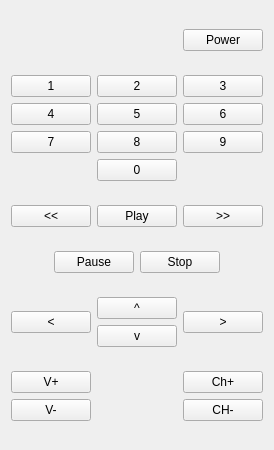
Qt form qtsim/Remote.ui (bradhowes/pyslimp3) before a commit.
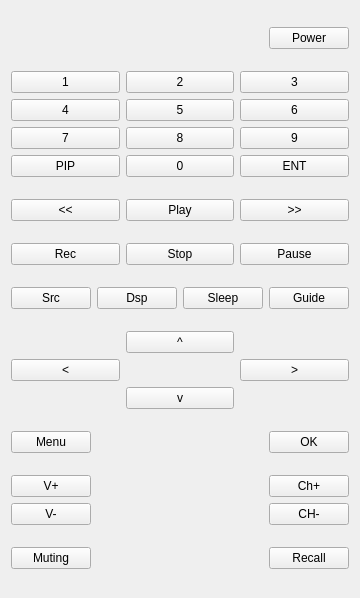
The same form after that commit.

Commit message: Improvements in key processing, found via testing with qtsim. Refinements to rating display - fixed handling of zero rating behavior in iTunes. Made graphical progress indicator for volume and playback. Refactored PlaybackDisplay to support multiple views: graphical progress, numeric, and remaining. Added more buttons to qtsim. Appears to work just like the real deal now.

What changed in the file:
```diff
--- a/qtsim/Remote.ui
+++ b/qtsim/Remote.ui
@@ -6,14 +6,14 @@
    <rect>
     <x>0</x>
     <y>0</y>
-    <width>219</width>
-    <height>450</height>
+    <width>311</width>
+    <height>598</height>
    </rect>
   </property>
   <property name="windowTitle">
    <string>Remote Control</string>
   </property>
-  <layout class="QVBoxLayout" name="verticalLayout_2">
+  <layout class="QVBoxLayout" name="verticalLayout">
    <item>
     <layout class="QHBoxLayout" name="horizontalLayout_5">
      <item>
@@ -23,7 +23,7 @@
        </property>
        <property name="sizeHint" stdset="0">
         <size>
-         <width>40</width>
+         <width>0</width>
          <height>20</height>
         </size>
        </property>
@@ -176,6 +176,29 @@
        </property>
        <property name="text">
         <string>0</string>
+       </property>
+       <property name="autoRepeat">
+        <bool>true</bool>
+       </property>
+      </widget>
+     </item>
+     <item row="3" column="0">
+      <widget class="QPushButton" name="pip">
+       <property name="text">
+        <string>PIP</string>
+       </property>
+       <property name="autoRepeat">
+        <bool>true</bool>
+       </property>
+      </widget>
+     </item>
+     <item row="3" column="2">
+      <widget class="QPushButton" name="enter">
+       <property name="text">
+        <string>ENT</string>
+       </property>
+       <property name="autoRepeat">
+        <bool>true</bool>
        </property>
       </widget>
      </item>
@@ -183,6 +206,9 @@
    </item>
    <item>
     <layout class="QHBoxLayout" name="horizontalLayout_3">
+     <property name="spacing">
+      <number>-1</number>
+     </property>
      <item>
       <widget class="QPushButton" name="rewind">
        <property name="autoRepeat">
@@ -220,69 +246,116 @@
        <property name="text">
         <string>&gt;&gt;</string>
        </property>
-      </widget>
-     </item>
-    </layout>
-   </item>
-   <item>
-    <layout class="QHBoxLayout" name="horizontalLayout_4">
-     <item>
-      <spacer name="horizontalSpacer_2">
-       <property name="orientation">
-        <enum>Qt::Horizontal</enum>
-       </property>
-       <property name="sizeHint" stdset="0">
-        <size>
-         <width>40</width>
-         <height>20</height>
-        </size>
-       </property>
-      </spacer>
-     </item>
-     <item>
-      <widget class="QPushButton" name="pause">
        <property name="autoRepeat">
         <bool>true</bool>
        </property>
-       <property name="toolTip">
-        <string>Pause</string>
-       </property>
-       <property name="text">
-        <string>Pause</string>
-       </property>
       </widget>
      </item>
-     <item>
-      <widget class="QPushButton" name="stop">
-       <property name="autoRepeat">
-        <bool>true</bool>
-       </property>
-       <property name="toolTip">
-        <string>Stop</string>
-       </property>
-       <property name="text">
-        <string>Stop</string>
-       </property>
-      </widget>
-     </item>
-     <item>
-      <spacer name="horizontalSpacer_3">
-       <property name="orientation">
-        <enum>Qt::Horizontal</enum>
-       </property>
-       <property name="sizeHint" stdset="0">
-        <size>
-         <width>40</width>
-         <height>20</height>
-        </size>
-       </property>
-      </spacer>
-     </item>
     </layout>
    </item>
    <item>
     <layout class="QHBoxLayout" name="horizontalLayout">
+     <property name="spacing">
+      <number>-1</number>
+     </property>
      <item>
+      <widget class="QPushButton" name="rec">
+       <property name="text">
+        <string>Rec</string>
+       </property>
+      </widget>
+     </item>
+     <item>
+      <widget class="QPushButton" name="stop">
+       <property name="toolTip">
+        <string>Stop</string>
+       </property>
+       <property name="text">
+        <string>Stop</string>
+       </property>
+       <property name="autoRepeat">
+        <bool>true</bool>
+       </property>
+      </widget>
+     </item>
+     <item>
+      <widget class="QPushButton" name="pause">
+       <property name="toolTip">
+        <string>Pause</string>
+       </property>
+       <property name="text">
+        <string>Pause</string>
+       </property>
+       <property name="autoRepeat">
+        <bool>true</bool>
+       </property>
+      </widget>
+     </item>
+    </layout>
+   </item>
+   <item>
+    <layout class="QHBoxLayout" name="horizontalLayout_6">
+     <property name="spacing">
+      <number>-1</number>
+     </property>
+     <item>
+      <widget class="QPushButton" name="src">
+       <property name="text">
+        <string>Src</string>
+       </property>
+       <property name="autoRepeat">
+        <bool>true</bool>
+       </property>
+      </widget>
+     </item>
+     <item>
+      <widget class="QPushButton" name="disp">
+       <property name="text">
+        <string>Dsp</string>
+       </property>
+       <property name="autoRepeat">
+        <bool>true</bool>
+       </property>
+      </widget>
+     </item>
+     <item>
+      <widget class="QPushButton" name="sleep">
+       <property name="text">
+        <string>Sleep</string>
+       </property>
+       <property name="autoRepeat">
+        <bool>true</bool>
+       </property>
+      </widget>
+     </item>
+     <item>
+      <widget class="QPushButton" name="guide">
+       <property name="text">
+        <string>Guide</string>
+       </property>
+       <property name="autoRepeat">
+        <bool>true</bool>
+       </property>
+      </widget>
+     </item>
+    </layout>
+   </item>
+   <item>
+    <layout class="QGridLayout" name="gridLayout_3">
+     <item row="0" column="1">
+      <widget class="QPushButton" name="up">
+       <property name="toolTip">
+        <string>Up</string>
+       </property>
+       <property name="text">
+        <string>^</string>
+       </property>
+       <property name="autoRepeat">
+        <bool>true</bool>
+       </property>
+      </widget>
+     </item>
+     <item row="1" column="0">
       <widget class="QPushButton" name="left">
        <property name="autoRepeat">
         <bool>true</bool>
@@ -295,37 +368,7 @@
        </property>
       </widget>
      </item>
-     <item>
-      <layout class="QVBoxLayout" name="verticalLayout">
-       <item>
-        <widget class="QPushButton" name="up">
-       <property name="autoRepeat">
-        <bool>true</bool>
-       </property>
-         <property name="toolTip">
-          <string>Up</string>
-         </property>
-         <property name="text">
-          <string>^</string>
-         </property>
-        </widget>
-       </item>
-       <item>
-        <widget class="QPushButton" name="down">
-       <property name="autoRepeat">
-        <bool>true</bool>
-       </property>
-         <property name="toolTip">
-          <string>Down</string>
-         </property>
-         <property name="text">
-          <string>v</string>
-         </property>
-        </widget>
-       </item>
-      </layout>
-     </item>
-     <item>
+     <item row="1" column="2">
       <widget class="QPushButton" name="right">
        <property name="autoRepeat">
         <bool>true</bool>
@@ -336,6 +379,59 @@
        <property name="text">
         <string>&gt;</string>
        </property>
+       <property name="autoRepeat">
+        <bool>true</bool>
+       </property>
+      </widget>
+     </item>
+     <item row="2" column="1">
+      <widget class="QPushButton" name="down">
+       <property name="toolTip">
+        <string>Down</string>
+       </property>
+       <property name="text">
+        <string>v</string>
+       </property>
+       <property name="autoRepeat">
+        <bool>true</bool>
+       </property>
+      </widget>
+     </item>
+    </layout>
+   </item>
+   <item>
+    <layout class="QHBoxLayout" name="horizontalLayout_7">
+     <item>
+      <widget class="QPushButton" name="menu">
+       <property name="text">
+        <string>Menu</string>
+       </property>
+       <property name="autoRepeat">
+        <bool>true</bool>
+       </property>
+      </widget>
+     </item>
+     <item>
+      <spacer name="horizontalSpacer_8">
+       <property name="orientation">
+        <enum>Qt::Horizontal</enum>
+       </property>
+       <property name="sizeHint" stdset="0">
+        <size>
+         <width>0</width>
+         <height>20</height>
+        </size>
+       </property>
+      </spacer>
+     </item>
+     <item>
+      <widget class="QPushButton" name="ok">
+       <property name="text">
+        <string>OK</string>
+       </property>
+       <property name="autoRepeat">
+        <bool>true</bool>
+       </property>
       </widget>
      </item>
     </layout>
@@ -379,7 +475,7 @@
        </property>
        <property name="sizeHint" stdset="0">
         <size>
-         <width>40</width>
+         <width>0</width>
          <height>20</height>
         </size>
        </property>
@@ -417,6 +513,43 @@
      </item>
     </layout>
    </item>
+   <item>
+    <layout class="QHBoxLayout" name="horizontalLayout_8">
+     <item>
+      <widget class="QPushButton" name="mute">
+       <property name="text">
+        <string>Muting</string>
+       </property>
+       <property name="autoRepeat">
+        <bool>true</bool>
+       </property>
+      </widget>
+     </item>
+     <item>
+      <spacer name="horizontalSpacer_9">
+       <property name="orientation">
+        <enum>Qt::Horizontal</enum>
+       </property>
+       <property name="sizeHint" stdset="0">
+        <size>
+         <width>0</width>
+         <height>20</height>
+        </size>
+       </property>
+      </spacer>
+     </item>
+     <item>
+      <widget class="QPushButton" name="recall">
+       <property name="text">
+        <string>Recall</string>
+       </property>
+       <property name="autoRepeat">
+        <bool>true</bool>
+       </property>
+      </widget>
+     </item>
+    </layout>
+   </item>
   </layout>
  </widget>
  <resources/>
```
Left out of the diff: 105 changed lines with no effect on the pictures. The commit also changes 12 other files.
